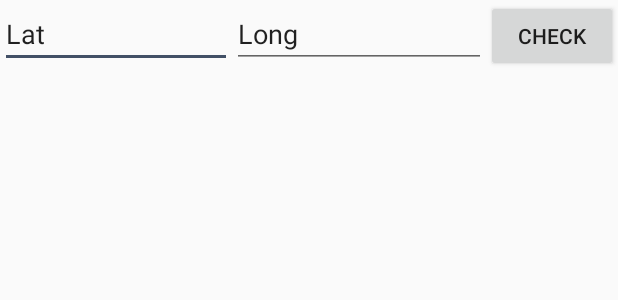
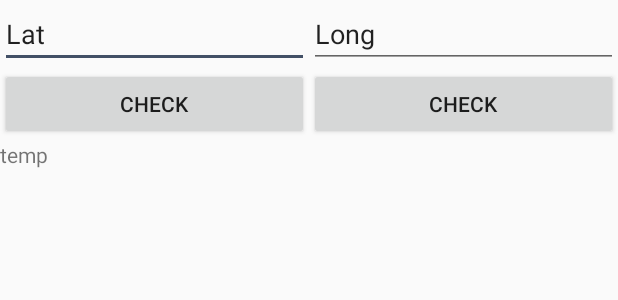
Before and after one commit to PNUAndroidClass/GongGamGak, an Android app: the layout activity_firebase.xml on its own in the app's theme, with its tools: preview values and no code run, on a phone screen of 412 x 824 dp. Shown: the top 300 px of the screen. Run offline under Robolectric (Android 15) with nearby library versions, the phone set to English and light mode, and no system bars.

```diff
--- a/android/app/src/main/res/layout/activity_firebase.xml
+++ b/android/app/src/main/res/layout/activity_firebase.xml
@@ -1,27 +1,60 @@
 <?xml version="1.0" encoding="utf-8"?>
 <LinearLayout xmlns:android="http://schemas.android.com/apk/res/android"
+
+    xmlns:tools="http://schemas.android.com/tools"
+    tools:context=".activity.FirebaseActivity"
     android:layout_width="match_parent"
     android:layout_height="match_parent"
-    xmlns:tools="http://schemas.android.com/tools"
-    tools:context=".activity.FirebaseActivity">
+    android:orientation="vertical">
+    <LinearLayout
+        android:orientation="horizontal"
+        android:layout_width="match_parent"
+        android:layout_height="wrap_content">
+        <EditText
+            android:id="@+id/Latitude"
+            android:layout_width="0dp"
+            android:layout_height="wrap_content"
+            android:layout_weight="1"
+            android:text="Lat" />
 
-    <EditText
-        android:id="@+id/Latitude"
-        android:layout_width="wrap_content"
-        android:layout_height="wrap_content"
-        android:layout_weight="1"
-        android:text="Lat"/>
-    <EditText
-        android:id="@+id/Longitude"
-        android:layout_width="wrap_content"
-        android:layout_height="wrap_content"
-        android:layout_weight="1"
-        android:text="Long"/>
+        <EditText
+            android:id="@+id/Longitude"
+            android:layout_weight="1"
+            android:layout_width="0dp"
+            android:layout_height="wrap_content"
+            android:text="Long"/>
+    </LinearLayout>
+    <LinearLayout
+        android:layout_width="match_parent"
+        android:layout_height="wrap_content">
+        <Button
+            android:layout_width="0dp"
+            android:layout_height="wrap_content"
+            android:layout_weight="1"
+            android:id="@+id/btn_start1"
+            android:text="check"/>
 
-    <Button
-        android:layout_width="wrap_content"
-        android:layout_height="wrap_content"
-        android:id="@+id/btn_test1"
-        android:text="check"/>
+
+        <Button
+            android:id="@+id/btn_finish"
+            android:layout_width="0dp"
+            android:layout_height="wrap_content"
+            android:layout_weight="1"
+            android:text="check" />
+    </LinearLayout>
+    <LinearLayout
+        android:layout_width="match_parent"
+        android:layout_height="wrap_content">
+        <TextView
+            android:id="@+id/temp"
+            android:layout_width="0dp"
+            android:layout_height="wrap_content"
+            android:layout_weight="1"
+            android:text="temp"
+            />
+    </LinearLayout>
+
+
+
 
 </LinearLayout>
```
Also changed, not shown: android/app/src/main/java/com/example/gonggamgak/activity/FirebaseActivity.java (+75 -4 lines).
